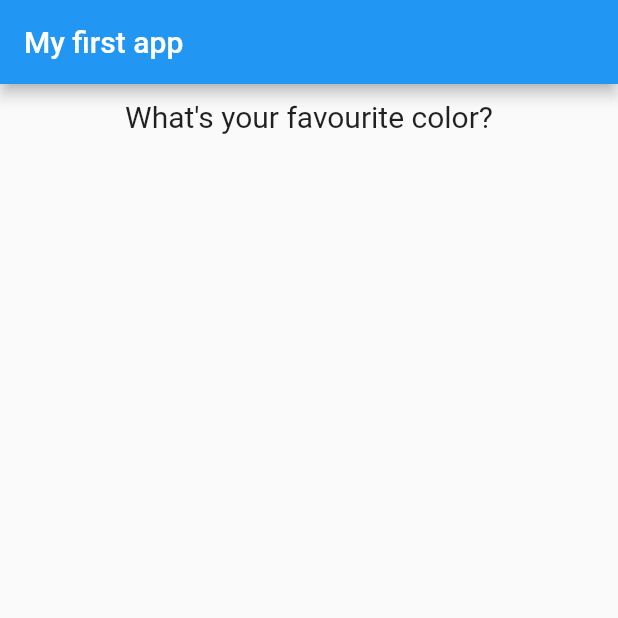
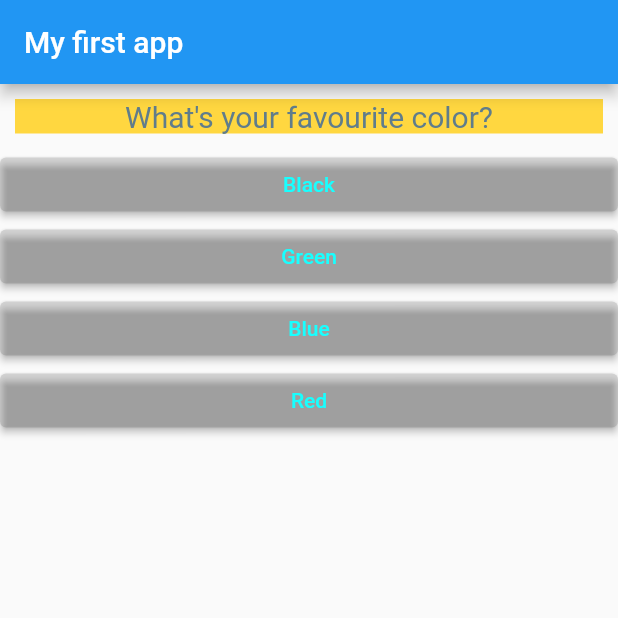
Before and after one commit to umairmohd8/CourseApp1, a Flutter app: the screen it shows after launch, on a phone screen of 412 x 824 dp, the top half of it. Run offline on Flutter 3.47's test engine with Material 2 defaults, Android fonts, the phone set to English and light mode, and no system bars.

Commit message:
update answers

```diff
--- a/lib/answer.dart
+++ b/lib/answer.dart
@@ -3,16 +3,19 @@ import 'package:flutter/material.dart';
 class Answer extends StatelessWidget {
   final Function selectHandler;
   final String answerText;
-  Answer(this.selectHandler,this.answerText);
+  Answer(this.selectHandler, this.answerText);
 
   @override
   Widget build(BuildContext context) {
     return Container(
       width: double.infinity,
       child: ElevatedButton(
-        child: Text(answerText),
+        child: Text(
+          answerText,
+          style: TextStyle(color: Colors.cyanAccent),
+        ),
         style: ButtonStyle(
-          backgroundColor: MaterialStateProperty.all<Color>(Colors.greenAccent),
+          backgroundColor: MaterialStateProperty.all<Color>(Colors.black12),
         ),
         onPressed: selectHandler, //onpressed takes void function as argument
       ),
--- a/lib/main.dart
+++ b/lib/main.dart
@@ -46,9 +46,9 @@ class _MyAppState extends State<MyApp> {
             Question(
               questions[_qsnIndex]['questionText'],
             ),
-            // Answer(_answerQuestion),
-            //Answer(_answerQuestion),
-            //Answer(_answerQuestion),
+            ...(questions[_qsnIndex]['answers'] as List<String>).map((answer) {
+              return Answer(_answerQuestion, answer);
+            }).toList()
           ],
         ),
       ),
--- a/lib/question.dart
+++ b/lib/question.dart
@@ -9,9 +9,10 @@ class Question extends StatelessWidget {
     return Container(
       width: double.infinity,
       margin: EdgeInsets.all(10),
+      color: Colors.amberAccent,
       child: Text(
         questionText,
-        style: TextStyle(fontSize: 20),
+        style: TextStyle(fontSize: 20, color: Colors.blueGrey),
         textAlign: TextAlign.center,
       ),
     );
```
